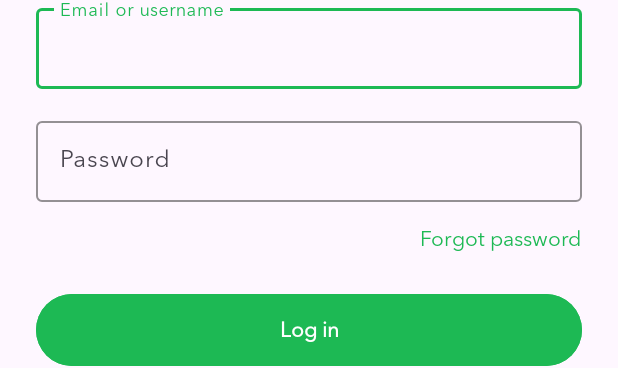
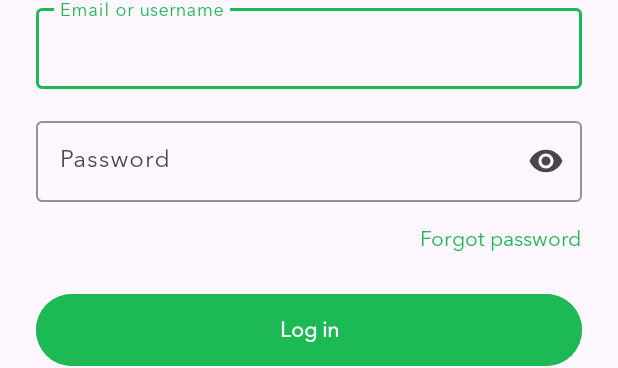
Before and after one commit to anhhuy007/spotify-mobile, an Android app: the layout auth_login.xml on its own in the app's theme, with its tools: preview values and no code run, on a phone screen of 412 x 824 dp. Shown: the part 383-751 px from the top of the screen. Run offline under Robolectric (Android 15) with nearby library versions, the phone set to English and light mode, and no system bars.

Commit message:
feat: archived basic login feature (with email and password)

```diff
--- a/app/src/main/res/layout/auth_login.xml
+++ b/app/src/main/res/layout/auth_login.xml
@@ -35,6 +35,7 @@
         app:hintTextColor="#1DB954"
         android:layout_width="match_parent"
         android:layout_height="wrap_content"
+        app:endIconMode="password_toggle"
         android:layout_marginBottom="16dp">
 
         <com.google.android.material.textfield.TextInputEditText
--- a/app/src/main/res/values-night/themes.xml
+++ b/app/src/main/res/values-night/themes.xml
@@ -1,6 +1,6 @@
 <resources xmlns:tools="http://schemas.android.com/tools">
     <!-- Base application theme. -->
-    <style name="Base.Theme.SpotifyClone" parent="Theme.Material3.DayNight">
+    <style name="Base.Theme.SpotifyClone" parent="Theme.Material3.DayNight.NoActionBar">
         <!-- Customize your dark theme here. -->
         <!-- <item name="colorPrimary">@color/my_dark_primary</item> -->
     </style>
--- a/app/src/main/res/values/themes.xml
+++ b/app/src/main/res/values/themes.xml
@@ -1,6 +1,6 @@
 <resources xmlns:tools="http://schemas.android.com/tools">
     <!-- Base application theme. -->
-    <style name="Base.Theme.SpotifyClone" parent="Theme.Material3.DayNight">
+    <style name="Base.Theme.SpotifyClone" parent="Theme.Material3.DayNight.NoActionBar">
         <!-- Customize your light theme here. -->
         <!-- <item name="colorPrimary">@color/my_light_primary</item> -->
         <item name="android:fontFamily">@font/avenir_next</item>
```
Also changed, not shown: app/src/main/java/com/example/spotifyclone/features/authentication/ui/LoginActivity.java (+18 -10 lines), app/src/main/java/com/example/spotifyclone/features/authentication/viewmodel/AuthVMFactory.java (added, +25 -0 lines), app/src/main/java/com/example/spotifyclone/features/authentication/viewmodel/AuthViewModel.java (+10 -5 lines).
